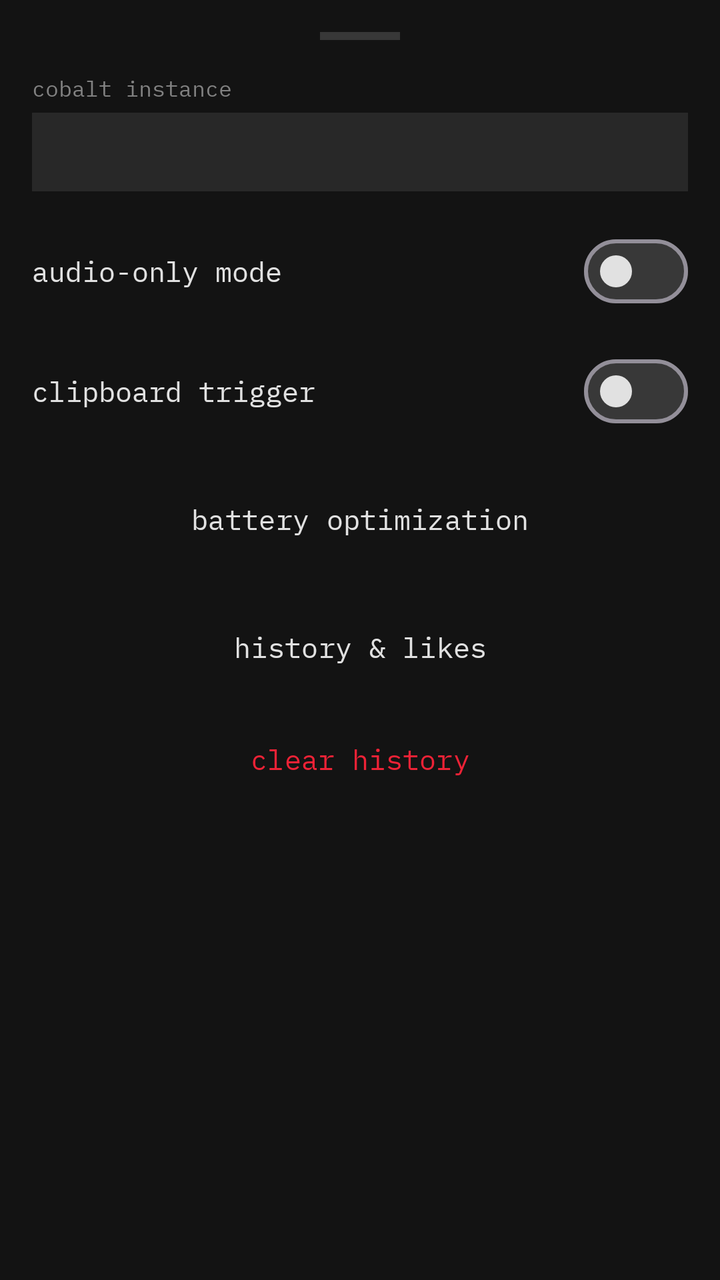
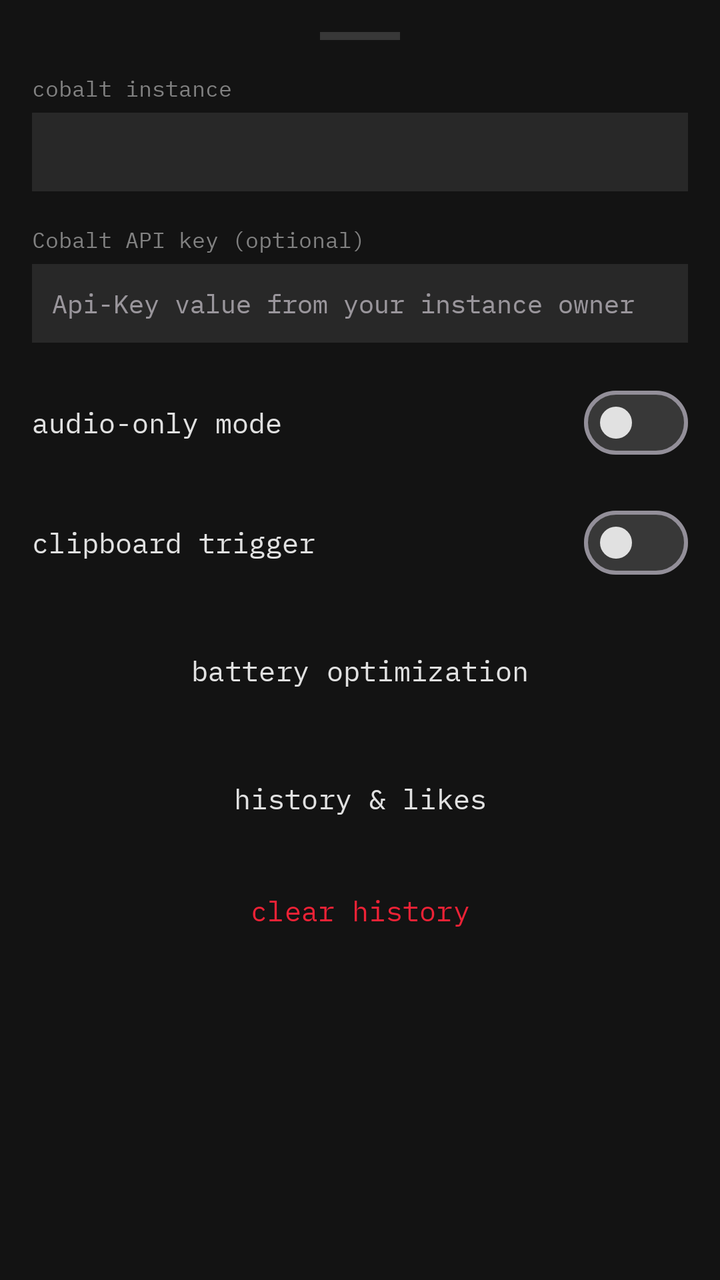

Screens rendered from an Android XML layout before and after an edit, with the pre-edit source and the edit as a unified diff.
<!-- AndroidManifest.xml: application theme Theme.Cobalt -->
<!-- res/layout/sheet_settings.xml -->
<?xml version="1.0" encoding="utf-8"?>
<ScrollView xmlns:android="http://schemas.android.com/apk/res/android"
    xmlns:app="http://schemas.android.com/apk/res-auto"
    android:layout_width="match_parent"
    android:layout_height="wrap_content"
    android:background="@color/cobalt_surface_sidebar">

    <LinearLayout
        android:layout_width="match_parent"
        android:layout_height="wrap_content"
        android:orientation="vertical"
        android:padding="16dp">

        <View
            android:layout_width="40dp"
            android:layout_height="4dp"
            android:layout_gravity="center_horizontal"
            android:layout_marginBottom="16dp"
            android:background="@color/cobalt_input_border" />

        <TextView
            android:layout_width="match_parent"
            android:layout_height="wrap_content"
            android:text="@string/settings_cobalt_url"
            android:textColor="@color/cobalt_text_secondary"
            android:fontFamily="@font/ibm_plex_mono_regular"
            android:textSize="11sp"
            android:layout_marginBottom="4dp" />

        <EditText
            android:id="@+id/etCobaltUrl"
            android:layout_width="match_parent"
            android:layout_height="wrap_content"
            android:inputType="textUri"
            android:textColor="@color/cobalt_text_primary"
            android:fontFamily="@font/ibm_plex_mono_regular"
            android:textSize="13sp"
            android:background="@color/cobalt_surface_elevated"
            android:padding="10dp" />

        <LinearLayout
            android:layout_width="match_parent"
            android:layout_height="wrap_content"
            android:orientation="horizontal"
            android:layout_marginTop="16dp"
            android:gravity="center_vertical">

            <TextView
                android:layout_width="0dp"
                android:layout_height="wrap_content"
                android:layout_weight="1"
                android:text="@string/settings_audio_only"
                android:textColor="@color/cobalt_text_primary"
                android:fontFamily="@font/ibm_plex_mono_regular"
                android:textSize="14sp" />

            <com.google.android.material.materialswitch.MaterialSwitch
                android:id="@+id/switchAudioOnly"
                android:layout_width="wrap_content"
                android:layout_height="wrap_content"
                app:trackTint="@color/cobalt_input_border"
                app:thumbTint="@color/cobalt_text_primary" />

        </LinearLayout>

        <LinearLayout
            android:layout_width="match_parent"
            android:layout_height="wrap_content"
            android:orientation="horizontal"
            android:layout_marginTop="12dp"
            android:gravity="center_vertical">

            <TextView
                android:layout_width="0dp"
                android:layout_height="wrap_content"
                android:layout_weight="1"
                android:text="@string/settings_clipboard_trigger"
                android:textColor="@color/cobalt_text_primary"
                android:fontFamily="@font/ibm_plex_mono_regular"
                android:textSize="14sp" />

            <com.google.android.material.materialswitch.MaterialSwitch
                android:id="@+id/switchClipboard"
                android:layout_width="wrap_content"
                android:layout_height="wrap_content"
                app:trackTint="@color/cobalt_input_border"
                app:thumbTint="@color/cobalt_text_primary" />

        </LinearLayout>

        <Button
            android:id="@+id/btnBattery"
            style="@style/Widget.Material3.Button.OutlinedButton"
            android:layout_width="match_parent"
            android:layout_height="wrap_content"
            android:layout_marginTop="16dp"
            android:text="@string/settings_battery"
            android:textColor="@color/cobalt_text_primary"
            android:fontFamily="@font/ibm_plex_mono_regular"
            app:strokeColor="@color/cobalt_input_border" />

        <Button
            android:id="@+id/btnHistory"
            style="@style/Widget.Material3.Button.OutlinedButton"
            android:layout_width="match_parent"
            android:layout_height="wrap_content"
            android:layout_marginTop="16dp"
            android:text="@string/settings_view_history"
            android:textColor="@color/cobalt_text_primary"
            android:fontFamily="@font/ibm_plex_mono_regular"
            app:strokeColor="@color/cobalt_input_border" />

        <Button
            android:id="@+id/btnClearHistory"
            style="@style/Widget.Material3.Button.OutlinedButton"
            android:layout_width="match_parent"
            android:layout_height="wrap_content"
            android:layout_marginTop="8dp"
            android:text="@string/settings_clear_history"
            android:textColor="@color/cobalt_error_red"
            android:fontFamily="@font/ibm_plex_mono_regular"
            app:strokeColor="@color/cobalt_error_red" />

        <View android:layout_width="0dp" android:layout_height="24dp" />

    </LinearLayout>
</ScrollView>
<!-- resources referenced by this layout -->
<resources>
  <color name="cobalt_error_red">#ED2236</color>
  <color name="cobalt_input_border">#383838</color>
  <color name="cobalt_surface_elevated">#282828</color>
  <color name="cobalt_surface_sidebar">#131313</color>
  <color name="cobalt_text_primary">#E1E1E1</color>
  <color name="cobalt_text_secondary">#818181</color>
  <string name="settings_audio_only">audio-only mode</string>
  <string name="settings_battery">battery optimization</string>
  <string name="settings_clear_history">clear history</string>
  <string name="settings_clipboard_trigger">clipboard trigger</string>
  <string name="settings_cobalt_url">cobalt instance</string>
  <string name="settings_view_history">history &amp; likes</string>
  <style name="Theme.Cobalt" parent="Theme.Material3.Dark">
          <item name="colorPrimary">@color/cobalt_accent_blue</item>
          <item name="colorOnPrimary">@color/cobalt_text_primary</item>
          <item name="colorSurface">@color/cobalt_surface</item>
          <item name="colorOnSurface">@color/cobalt_text_primary</item>
          <item name="android:colorBackground">@color/cobalt_background</item>
          <item name="android:statusBarColor">@android:color/transparent</item>
          <item name="android:navigationBarColor">@android:color/transparent</item>
          <item name="android:windowLayoutInDisplayCutoutMode">shortEdges</item>
          <item name="bottomSheetDialogTheme">@style/Theme.Cobalt.BottomSheet</item>
      </style>
  <color name="cobalt_accent_blue">#2A7CE1</color>
  <color name="cobalt_surface">#191919</color>
  <color name="cobalt_background">#000000</color>
  <style name="Theme.Cobalt.BottomSheet" parent="Theme.Material3.Dark.BottomSheetDialog">
          <item name="android:colorBackground">@color/cobalt_surface_sidebar</item>
          <item name="colorSurface">@color/cobalt_surface_sidebar</item>
      </style>
</resources>

<!-- the commit's change to res/layout/sheet_settings.xml (unified diff, before → after) -->
@@ -32,6 +32,28 @@
             android:layout_width="match_parent"
             android:layout_height="wrap_content"
             android:inputType="textUri"
+            android:textColor="@color/cobalt_text_primary"
+            android:fontFamily="@font/ibm_plex_mono_regular"
+            android:textSize="13sp"
+            android:background="@color/cobalt_surface_elevated"
+            android:padding="10dp" />
+
+        <TextView
+            android:layout_width="match_parent"
+            android:layout_height="wrap_content"
+            android:text="@string/settings_cobalt_api_key"
+            android:textColor="@color/cobalt_text_secondary"
+            android:fontFamily="@font/ibm_plex_mono_regular"
+            android:textSize="11sp"
+            android:layout_marginTop="16dp"
+            android:layout_marginBottom="4dp" />
+
+        <EditText
+            android:id="@+id/etCobaltApiKey"
+            android:layout_width="match_parent"
+            android:layout_height="wrap_content"
+            android:inputType="textPassword"
+            android:hint="@string/settings_cobalt_api_key_hint"
             android:textColor="@color/cobalt_text_primary"
             android:fontFamily="@font/ibm_plex_mono_regular"
             android:textSize="13sp"
<!-- resource entries referenced after the edit -->
@@ -10,6 +10,8 @@
   <string name="settings_battery">battery optimization</string>
   <string name="settings_clear_history">clear history</string>
   <string name="settings_clipboard_trigger">clipboard trigger</string>
+  <string name="settings_cobalt_api_key">Cobalt API key (optional)</string>
+  <string name="settings_cobalt_api_key_hint">Api-Key value from your instance owner</string>
   <string name="settings_cobalt_url">cobalt instance</string>
   <string name="settings_view_history">history &amp; likes</string>
   <style name="Theme.Cobalt" parent="Theme.Material3.Dark">
